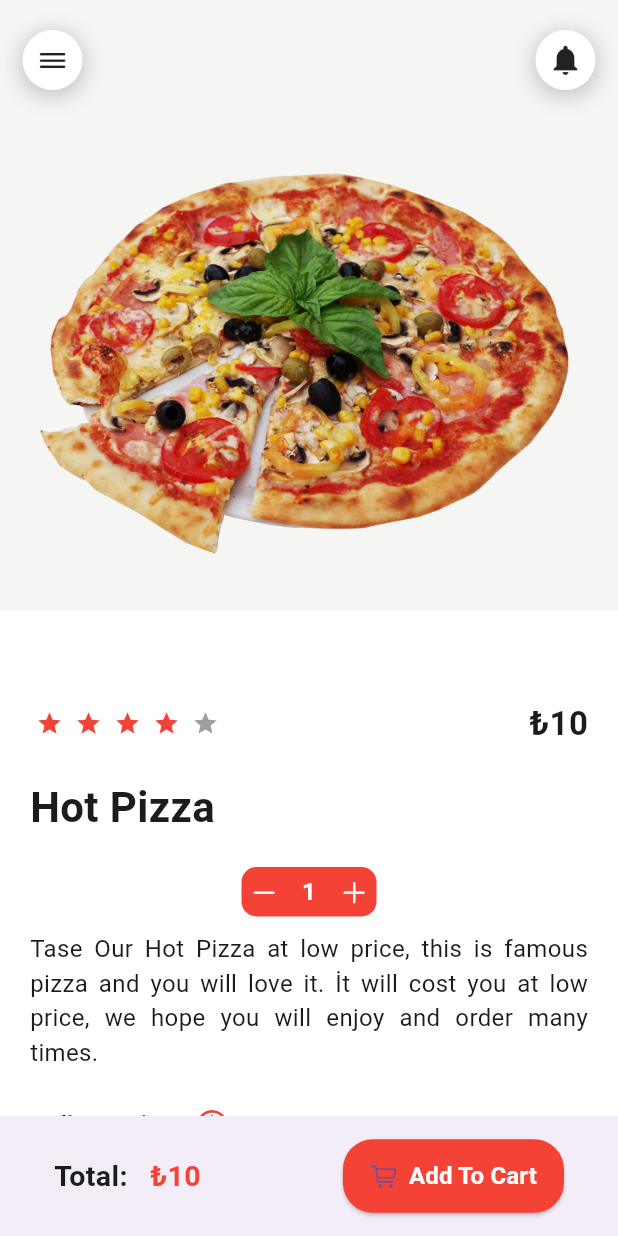
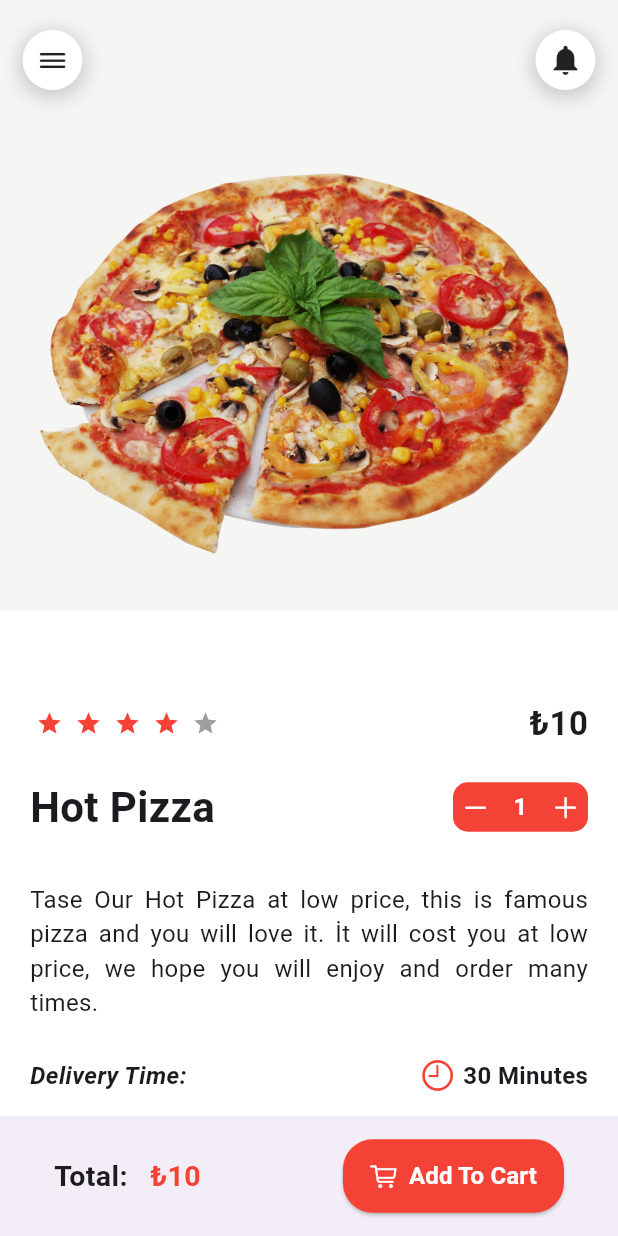
Before and after one commit to ThatDay1/orderEasy, a Flutter app: the ItemPage screen opened by its route, on a phone screen of 412 x 824 dp. Run offline on Flutter 3.47's test engine with Material 3 defaults, Android fonts, the phone set to English and light mode, and no system bars; drawn by our look-alikes of flutter_rating_bar; missing offline and left inert: clippy_flutter, dart:js.

Commit message:
lots of const

```diff
--- a/flutter_application_1/lib/Pages/HomePage.dart
+++ b/flutter_application_1/lib/Pages/HomePage.dart
@@ -124,12 +124,12 @@ class HomePage extends StatelessWidget {
           onPressed: () {
             Navigator.pushNamed(context, "cartPage");
           },
-          child: Icon(
+          backgroundColor: Colors.white,
+          child: const Icon(
             CupertinoIcons.cart,
             size: 28,
             color: Colors.red,
           ),
-          backgroundColor: Colors.white,
         ),
       ),
     );
--- a/flutter_application_1/lib/Pages/ItemPage.dart
+++ b/flutter_application_1/lib/Pages/ItemPage.dart
@@ -10,14 +10,14 @@ class ItemPage extends StatelessWidget {
   Widget build(BuildContext context) {
     return Scaffold(
       body: Padding(
-        padding: EdgeInsets.only(
+        padding: const EdgeInsets.only(
           top: 5,
         ),
         child: ListView(
           children: [
             AppBarWidget(),
             Padding(
-              padding: EdgeInsets.all(16),
+              padding: const EdgeInsets.all(16),
               child: Image.asset(
                 "images/pizza.png",
                 height: 300,
@@ -37,7 +37,7 @@ class ItemPage extends StatelessWidget {
                   child: Column(
                     children: [
                       Padding(
-                        padding: EdgeInsets.only(
+                        padding: const EdgeInsets.only(
                           top: 60,
                           bottom: 10,
                         ),
@@ -59,7 +59,7 @@ class ItemPage extends StatelessWidget {
                               ),
                               onRatingUpdate: (index) {},
                             ),
-                            Text(
+                            const Text(
                               "₺10",
                               style: TextStyle(
                                 fontSize: 22,
@@ -70,32 +70,30 @@ class ItemPage extends StatelessWidget {
                         ),
                       ),
                       Padding(
-                        padding: EdgeInsets.only(
+                        padding: const EdgeInsets.only(
                           top: 10,
                           bottom: 20,
                         ),
                         child: Row(
                           mainAxisAlignment: MainAxisAlignment.spaceBetween,
                           children: [
-                            Text(
+                            const Text(
                               "Hot Pizza",
                               style: TextStyle(
                                 fontSize: 28,
                                 fontWeight: FontWeight.bold,
                               ),
                             ),
-                          ],
-                        ),
-                      ),
                             Container(
                               width: 90,
-                        padding: EdgeInsets.all(5),
+                              padding: const EdgeInsets.all(5),
                               decoration: BoxDecoration(
                                 color: Colors.red,
                                 borderRadius: BorderRadius.circular(10),
                               ),
-                        child: Row(
-                          mainAxisAlignment: MainAxisAlignment.spaceBetween,
+                              child: const Row(
+                                mainAxisAlignment:
+                                    MainAxisAlignment.spaceBetween,
                                 children: [
                                   Icon(
                                     CupertinoIcons.minus,
@@ -118,7 +116,10 @@ class ItemPage extends StatelessWidget {
                                 ],
                               ),
                             ),
-                      Padding(
+                          ],
+                        ),
+                      ),
+                      const Padding(
                         padding: EdgeInsets.symmetric(
                           vertical: 10,
                         ),
@@ -130,11 +131,12 @@ class ItemPage extends StatelessWidget {
                           textAlign: TextAlign.justify,
                         ),
                       ),
-                      Padding(
+                      const Padding(
                         padding: EdgeInsets.symmetric(
                           vertical: 15,
                         ),
                         child: Row(
+                          mainAxisAlignment: MainAxisAlignment.spaceBetween,
                           children: [
                             Text(
                               "Delivery Time:",
@@ -160,6 +162,7 @@ class ItemPage extends StatelessWidget {
                                   "30 Minutes",
                                   style: TextStyle(
                                     fontSize: 16,
+                                    fontWeight: FontWeight.bold,
                                   ),
                                   textAlign: TextAlign.justify,
                                 ),
--- a/flutter_application_1/lib/Widgets/DrawerWidget.dart
+++ b/flutter_application_1/lib/Widgets/DrawerWidget.dart
@@ -6,7 +6,7 @@ class DrawerWidget extends StatelessWidget {
   Widget build(BuildContext context) {
     return Drawer(
       child: ListView(
-        children: [
+        children: const [
           DrawerHeader(
             padding: EdgeInsets.zero,
             child: UserAccountsDrawerHeader(
--- a/flutter_application_1/lib/Widgets/ItemBottomNavBar.dart
+++ b/flutter_application_1/lib/Widgets/ItemBottomNavBar.dart
@@ -6,14 +6,14 @@ class ItemBottomNavBar extends StatelessWidget {
   Widget build(BuildContext context) {
     return BottomAppBar(
       child: Container(
-        padding: EdgeInsets.symmetric(
+        padding: const EdgeInsets.symmetric(
           horizontal: 20,
         ),
         height: 70,
         child: Row(
           mainAxisAlignment: MainAxisAlignment.spaceBetween,
           children: [
-            Row(
+            const Row(
               children: [
                 Text(
                   "Total:",
@@ -40,7 +40,7 @@ class ItemBottomNavBar extends StatelessWidget {
               style: ButtonStyle(
                 backgroundColor: MaterialStateProperty.all(Colors.red),
                 padding: MaterialStateProperty.all(
-                  EdgeInsets.symmetric(
+                  const EdgeInsets.symmetric(
                     vertical: 13,
                     horizontal: 18,
                   ),
@@ -51,10 +51,11 @@ class ItemBottomNavBar extends StatelessWidget {
                   ),
                 ),
               ),
-              icon: Icon(
+              icon: const Icon(
                 CupertinoIcons.cart,
+                color: Colors.white,
               ),
-              label: Text(
+              label: const Text(
                 "Add To Cart",
                 style: TextStyle(
                   color: Colors.white,
```
Also changed, not shown: flutter_application_1/lib/Pages/CartPage.dart (+17 -17 lines), flutter_application_1/lib/Widgets/CartBottomNavBar.dart (+4 -4 lines). Lines whose indentation alone changed are shown as unchanged.
